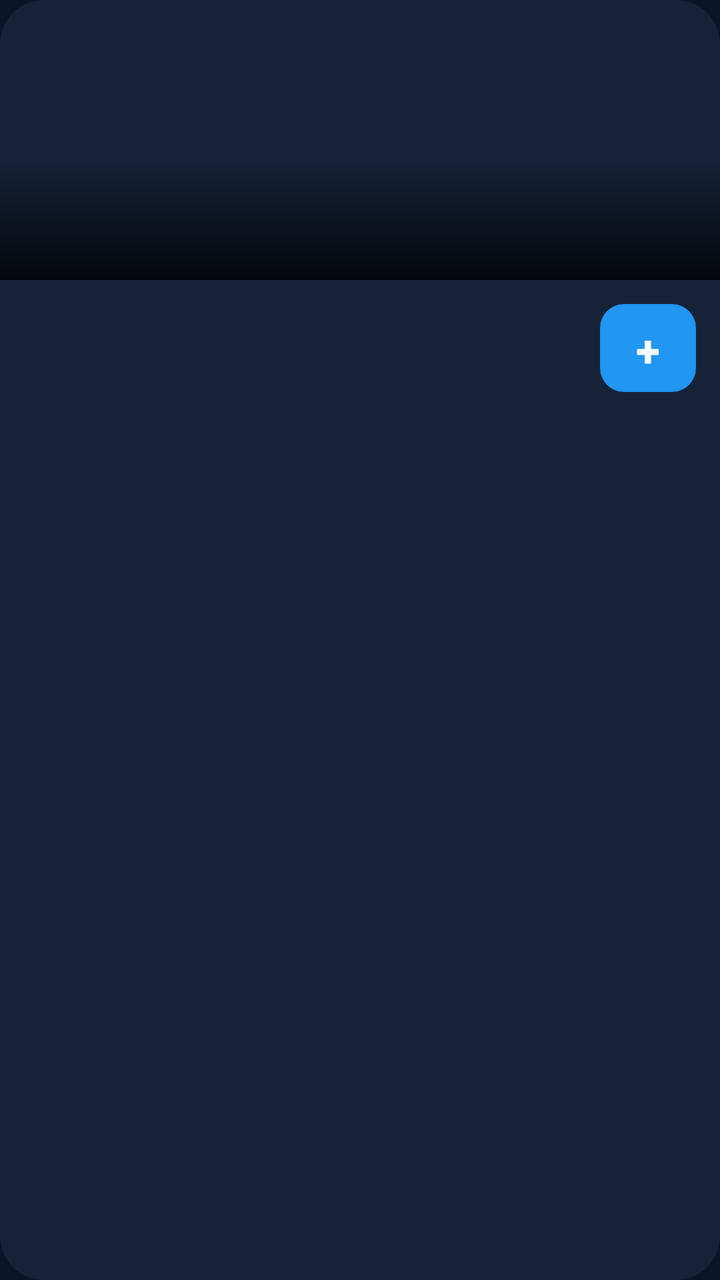
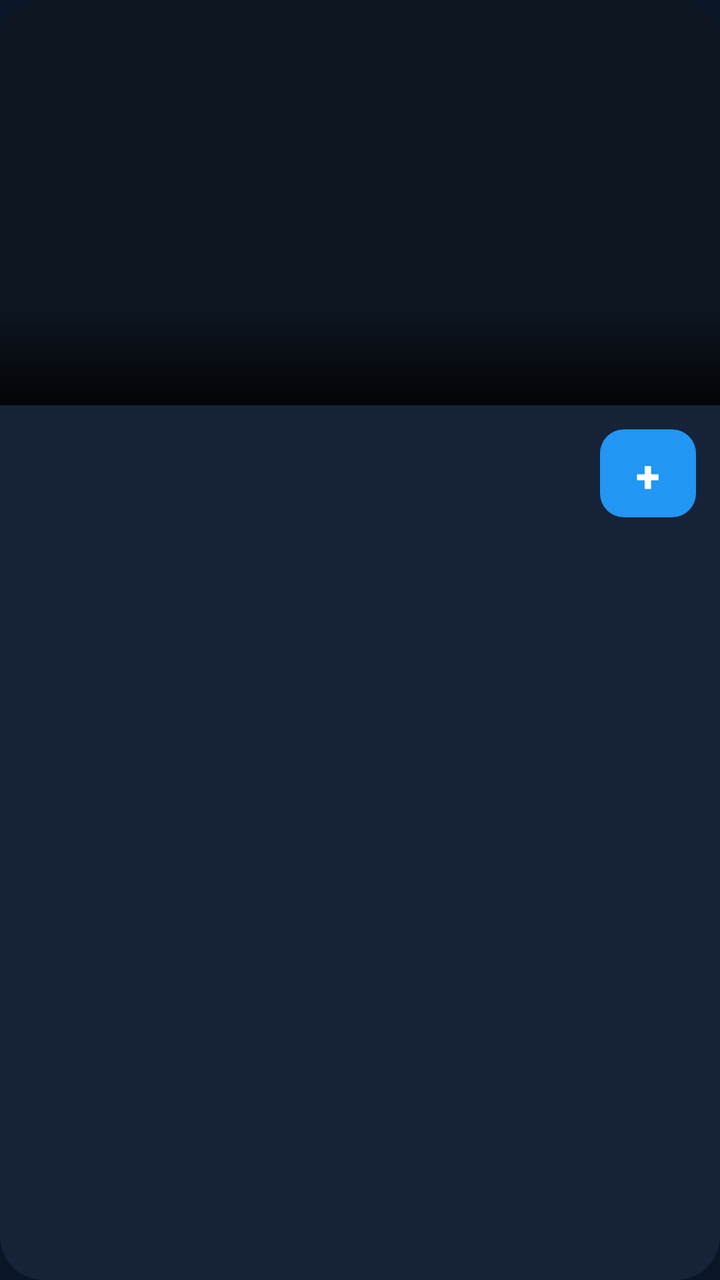

Two renders of the same Android screen: before a commit and after it. Below are the layout's source before the change and the commit's diff.
<!-- AndroidManifest.xml: application theme Theme.Zuppon -->
<!-- res/layout/item_food_menu.xml -->
<?xml version="1.0" encoding="utf-8"?>
<androidx.cardview.widget.CardView
    xmlns:android="http://schemas.android.com/apk/res/android"
    xmlns:app="http://schemas.android.com/apk/res-auto"
    android:layout_width="match_parent"
    android:layout_height="wrap_content"
    android:layout_marginBottom="14dp"
    app:cardBackgroundColor="@color/zuppon_card"
    app:cardCornerRadius="22dp"
    app:cardElevation="0dp">

    <LinearLayout
        android:layout_width="match_parent"
        android:layout_height="wrap_content"
        android:orientation="vertical">

        
        <FrameLayout
            android:layout_width="match_parent"
            android:layout_height="140dp">

            
            <View
                android:id="@+id/v_food_bg"
                android:layout_width="match_parent"
                android:layout_height="match_parent" />

            
            <ImageView
                android:id="@+id/iv_food_photo"
                android:layout_width="match_parent"
                android:layout_height="match_parent"
                android:scaleType="centerCrop"
                android:contentDescription="Foto del plato" />

            
            <TextView
                android:id="@+id/tv_popular_badge"
                android:layout_width="wrap_content"
                android:layout_height="wrap_content"
                android:layout_gravity="top|start"
                android:layout_margin="10dp"
                android:text="🔥 Popular"
                android:textColor="@color/white"
                android:textSize="11sp"
                android:textStyle="bold"
                android:paddingStart="10dp"
                android:paddingEnd="10dp"
                android:paddingTop="4dp"
                android:paddingBottom="4dp"
                android:background="@drawable/bg_accent_pill"
                android:visibility="gone" />

            
            <View
                android:layout_width="match_parent"
                android:layout_height="60dp"
                android:layout_gravity="bottom"
                android:background="@drawable/bg_gradient_bottom_dark" />

            
            <TextView
                android:id="@+id/tv_item_price"
                android:layout_width="wrap_content"
                android:layout_height="wrap_content"
                android:layout_gravity="bottom|end"
                android:layout_margin="12dp"
                android:textColor="@color/white"
                android:textSize="18sp"
                android:textStyle="bold"
                android:shadowColor="#88000000"
                android:shadowDx="0"
                android:shadowDy="1"
                android:shadowRadius="4" />

        </FrameLayout>

        
        <androidx.constraintlayout.widget.ConstraintLayout
            android:layout_width="match_parent"
            android:layout_height="wrap_content"
            android:paddingStart="16dp"
            android:paddingEnd="12dp"
            android:paddingTop="12dp"
            android:paddingBottom="12dp">

            <TextView
                android:id="@+id/tv_item_name"
                android:layout_width="0dp"
                android:layout_height="wrap_content"
                android:textColor="@color/white"
                android:textSize="16sp"
                android:textStyle="bold"
                app:layout_constraintStart_toStartOf="parent"
                app:layout_constraintEnd_toStartOf="@id/layout_counter"
                app:layout_constraintTop_toTopOf="parent" />

            <TextView
                android:id="@+id/tv_item_description"
                android:layout_width="0dp"
                android:layout_height="wrap_content"
                android:textColor="@color/zuppon_text_secondary"
                android:textSize="12sp"
                android:maxLines="2"
                android:ellipsize="end"
                android:layout_marginTop="3dp"
                app:layout_constraintStart_toStartOf="parent"
                app:layout_constraintEnd_toStartOf="@id/layout_counter"
                app:layout_constraintTop_toBottomOf="@id/tv_item_name" />

            
            <LinearLayout
                android:id="@+id/layout_counter"
                android:layout_width="wrap_content"
                android:layout_height="wrap_content"
                android:orientation="horizontal"
                android:gravity="center_vertical"
                android:background="@drawable/bg_add_button"
                android:paddingStart="10dp"
                android:paddingEnd="10dp"
                android:paddingTop="8dp"
                android:paddingBottom="8dp"
                app:layout_constraintEnd_toEndOf="parent"
                app:layout_constraintTop_toTopOf="parent"
                app:layout_constraintBottom_toBottomOf="parent">

                <TextView
                    android:id="@+id/btn_minus"
                    android:layout_width="28dp"
                    android:layout_height="28dp"
                    android:gravity="center"
                    android:text="−"
                    android:textColor="@color/white"
                    android:textSize="20sp"
                    android:textStyle="bold"
                    android:visibility="gone" />

                <TextView
                    android:id="@+id/tv_quantity"
                    android:layout_width="28dp"
                    android:layout_height="28dp"
                    android:gravity="center"
                    android:textColor="@color/white"
                    android:textSize="15sp"
                    android:textStyle="bold"
                    android:visibility="gone" />

                <TextView
                    android:id="@+id/btn_plus"
                    android:layout_width="28dp"
                    android:layout_height="28dp"
                    android:gravity="center"
                    android:text="+"
                    android:textColor="@color/white"
                    android:textSize="22sp"
                    android:textStyle="bold" />

            </LinearLayout>
        </androidx.constraintlayout.widget.ConstraintLayout>
    </LinearLayout>
</androidx.cardview.widget.CardView>
<!-- resources referenced by this layout -->
<resources>
  <color name="white">#FFFFFFFF</color>
  <color name="zuppon_card">#FF152238</color>
  <color name="zuppon_text_secondary">#FF90A4BE</color>
  <!-- drawable bg_accent_pill (drawable) -->
  <?xml version="1.0" encoding="utf-8"?>
  <shape xmlns:android="http://schemas.android.com/apk/res/android"
      android:shape="rectangle">
      <solid android:color="@color/zuppon_accent" />
      <corners android:radius="30dp" />
  </shape>
  <!-- drawable bg_add_button (drawable) -->
  <?xml version="1.0" encoding="utf-8"?>
  <shape xmlns:android="http://schemas.android.com/apk/res/android"
      android:shape="rectangle">
      <solid android:color="@color/zuppon_accent" />
      <corners android:radius="12dp" />
  </shape>
  <!-- drawable bg_gradient_bottom_dark (drawable) -->
  <?xml version="1.0" encoding="utf-8"?>
  <shape xmlns:android="http://schemas.android.com/apk/res/android"
      android:shape="rectangle">
      <gradient
          android:startColor="#00000000"
          android:endColor="#CC000000"
          android:angle="270"
          android:type="linear" />
  </shape>
  <style name="Theme.Zuppon" parent="Theme.MaterialComponents.DayNight.NoActionBar">
          <item name="colorPrimary">@color/zuppon_accent</item>
          <item name="colorPrimaryVariant">@color/zuppon_accent_dark</item>
          <item name="colorOnPrimary">@color/white</item>
          <item name="colorSecondary">@color/zuppon_yellow</item>
          <item name="colorSecondaryVariant">@color/zuppon_accent_dark</item>
          <item name="colorOnSecondary">@color/black</item>
          <item name="android:statusBarColor">@color/zuppon_primary_dark</item>
          <item name="android:windowBackground">@color/zuppon_primary</item>
          <item name="android:fontFamily">sans-serif-medium</item>
          
          <item name="android:windowAnimationStyle">@style/NoWindowAnimation</item>
      </style>
  <color name="zuppon_accent">#FF2196F3</color>
  <color name="zuppon_accent_dark">#FF1565C0</color>
  <color name="zuppon_yellow">#FF00D4FF</color>
  <color name="black">#FF000000</color>
  <color name="zuppon_primary_dark">#FF060E1A</color>
  <color name="zuppon_primary">#FF0A1628</color>
  <style name="NoWindowAnimation">
          <item name="android:activityOpenEnterAnimation">@null</item>
          <item name="android:activityOpenExitAnimation">@null</item>
          <item name="android:activityCloseEnterAnimation">@null</item>
          <item name="android:activityCloseExitAnimation">@null</item>
          <item name="android:taskOpenEnterAnimation">@null</item>
          <item name="android:taskOpenExitAnimation">@null</item>
          <item name="android:taskCloseEnterAnimation">@null</item>
          <item name="android:taskCloseExitAnimation">@null</item>
      </style>
</resources>

<!-- the commit's change to res/layout/item_food_menu.xml (unified diff, before → after) -->
@@ -15,17 +15,25 @@
         android:orientation="vertical">
 
         
-        <FrameLayout
+        <androidx.constraintlayout.widget.ConstraintLayout
             android:layout_width="match_parent"
-            android:layout_height="140dp">
+            android:layout_height="wrap_content">
 
-            
+            <FrameLayout
+                android:id="@+id/food_photo_container"
+                android:layout_width="0dp"
+                android:layout_height="0dp"
+                android:background="#FF0D1520"
+                app:layout_constraintStart_toStartOf="parent"
+                app:layout_constraintEnd_toEndOf="parent"
+                app:layout_constraintTop_toTopOf="parent"
+                app:layout_constraintDimensionRatio="16:9">
+
             <View
                 android:id="@+id/v_food_bg"
                 android:layout_width="match_parent"
                 android:layout_height="match_parent" />
 
-            
             <ImageView
                 android:id="@+id/iv_food_photo"
                 android:layout_width="match_parent"
@@ -33,7 +41,6 @@
                 android:scaleType="centerCrop"
                 android:contentDescription="Foto del plato" />
 
-            
             <TextView
                 android:id="@+id/tv_popular_badge"
                 android:layout_width="wrap_content"
@@ -51,14 +58,12 @@
                 android:background="@drawable/bg_accent_pill"
                 android:visibility="gone" />
 
-            
             <View
                 android:layout_width="match_parent"
-                android:layout_height="60dp"
+                android:layout_height="48dp"
                 android:layout_gravity="bottom"
                 android:background="@drawable/bg_gradient_bottom_dark" />
 
-            
             <TextView
                 android:id="@+id/tv_item_price"
                 android:layout_width="wrap_content"
@@ -73,7 +78,8 @@
                 android:shadowDy="1"
                 android:shadowRadius="4" />
 
-        </FrameLayout>
+            </FrameLayout>
+        </androidx.constraintlayout.widget.ConstraintLayout>
 
         
         <androidx.constraintlayout.widget.ConstraintLayout
